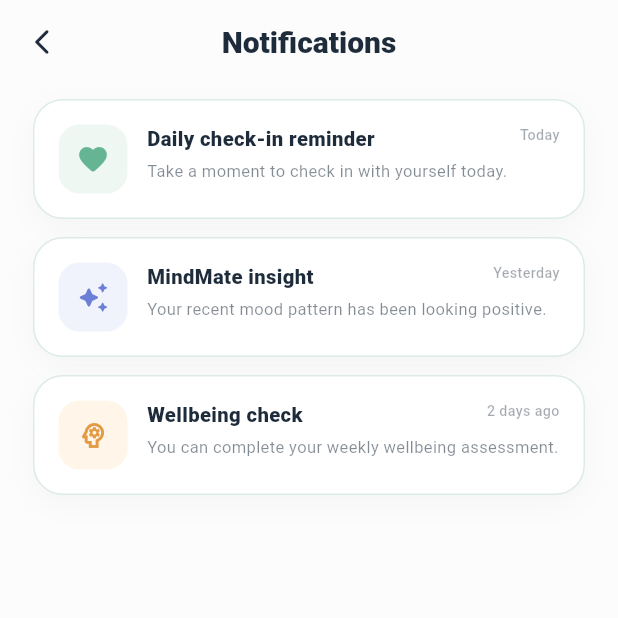
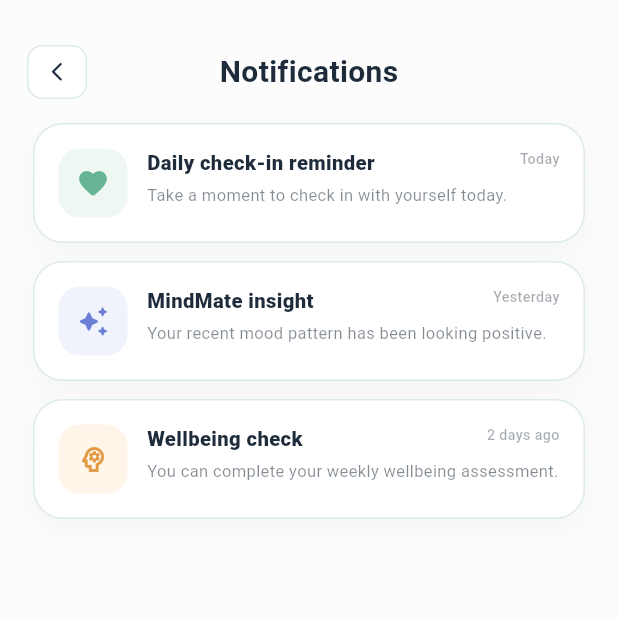
Before and after one commit to AmreenaAkhtar123/Final-year-project, a Flutter app: the screen it shows after launch, item 2 of the bottom bar chosen, after a tap on the "arrow back ios new" icon, after a tap on the "notifications none" icon, on a phone screen of 412 x 824 dp, the top half of it. Run offline on Flutter 3.47's test engine with Material 3 defaults, Android fonts, the phone set to English and light mode, and no system bars; our stand-ins replace audioplayers, camera, image_picker, shared_preferences; missing offline and left inert: record.

Commit message:
Updating and Fixing the Home Page

```diff
--- a/frontend/lib/screens/home_screen.dart
+++ b/frontend/lib/screens/home_screen.dart
@@ -825,9 +825,9 @@ class _HomeFeedState extends State<_HomeFeed> {
   }
 
   Widget _toolTile({
+    required IconData icon,
     required String title,
     required String subtitle,
-    required IconData icon,
     required Color iconColor,
     required Color background,
     required VoidCallback onTap,
@@ -854,8 +854,8 @@ class _HomeFeedState extends State<_HomeFeed> {
             ],
           ),
           child: Column(
-            crossAxisAlignment:
-            CrossAxisAlignment.start,
+            mainAxisAlignment: MainAxisAlignment.center,
+            crossAxisAlignment: CrossAxisAlignment.center,
             children: [
               Container(
                 width: 39,
@@ -871,14 +871,18 @@ class _HomeFeedState extends State<_HomeFeed> {
                 ),
               ),
 
-              const Spacer(),
+              const SizedBox(height: 12),
 
               Text(
                 title,
+                maxLines: 2,
+                textAlign: TextAlign.center,
+                overflow: TextOverflow.ellipsis,
                 style: const TextStyle(
                   color: AppColors.navy,
                   fontSize: 11.5,
                   fontWeight: FontWeight.w800,
+                  height: 1.1,
                 ),
               ),
 
@@ -887,10 +891,12 @@ class _HomeFeedState extends State<_HomeFeed> {
               Text(
                 subtitle,
                 maxLines: 1,
+                textAlign: TextAlign.center,
                 overflow: TextOverflow.ellipsis,
                 style: TextStyle(
                   color: AppColors.navy.withValues(alpha: 0.45),
                   fontSize: 8.2,
+                  height: 1.1,
                 ),
               ),
             ],
@@ -1212,12 +1218,12 @@ class _HomeFeedState extends State<_HomeFeed> {
         // ------------------------------------------------------
 
         GridView.count(
-          crossAxisCount: 4,
+          crossAxisCount: 3,
           shrinkWrap: true,
           physics: const NeverScrollableScrollPhysics(),
-          crossAxisSpacing: 7,
-          mainAxisSpacing: 7,
-          childAspectRatio: 0.78,
+          crossAxisSpacing: 9,
+          mainAxisSpacing: 9,
+          childAspectRatio: 0.93,
           children: [
             GestureDetector(
               onTap: () {
@@ -1402,38 +1408,43 @@ class _HomeFeedState extends State<_HomeFeed> {
     required String subtitle,
   }) {
     return Container(
-      padding: const EdgeInsets.symmetric(
-        horizontal: 5,
-        vertical: 8,
-      ),
+      padding: const EdgeInsets.all(12),
       decoration: BoxDecoration(
         color: Colors.white,
-        borderRadius: BorderRadius.circular(14),
+        borderRadius: BorderRadius.circular(19),
         border: Border.all(
           color: AppColors.borderMint,
         ),
+        boxShadow: [
+          BoxShadow(
+            color: AppColors.navy.withValues(alpha: 0.025),
+            blurRadius: 12,
+            offset: const Offset(0, 4),
+          ),
+        ],
       ),
       child: Column(
         mainAxisAlignment: MainAxisAlignment.center,
+        crossAxisAlignment: CrossAxisAlignment.center,
         children: [
           Container(
-            width: 32,
-            height: 32,
+            width: 39,
+            height: 39,
             decoration: BoxDecoration(
               color: AppColors.lightMint,
-              borderRadius: BorderRadius.circular(9),
+              borderRadius: BorderRadius.circular(12),
             ),
             child: Center(
               child: Text(
                 emoji,
                 style: const TextStyle(
-                  fontSize: 15,
+                  fontSize: 20,
                 ),
               ),
             ),
           ),
 
-          const SizedBox(height: 6),
+          const SizedBox(height: 12),
 
           Text(
             title,
@@ -1442,7 +1453,7 @@ class _HomeFeedState extends State<_HomeFeed> {
             overflow: TextOverflow.ellipsis,
             style: const TextStyle(
               color: AppColors.navy,
-              fontSize: 8.2,
+              fontSize: 9.5,
               fontWeight: FontWeight.w800,
               height: 1.1,
             ),
@@ -1452,12 +1463,12 @@ class _HomeFeedState extends State<_HomeFeed> {
 
           Text(
             subtitle,
-            maxLines: 2,
+            maxLines: 1,
             textAlign: TextAlign.center,
             overflow: TextOverflow.ellipsis,
             style: TextStyle(
-              color: AppColors.navy.withValues(alpha: 0.42),
-              fontSize: 6.5,
+              color: AppColors.navy.withValues(alpha: 0.45),
+              fontSize: 8.2,
               height: 1.1,
             ),
           ),
--- a/frontend/lib/screens/notifications_screen.dart
+++ b/frontend/lib/screens/notifications_screen.dart
@@ -12,32 +12,58 @@ class NotificationsScreen extends StatelessWidget {
     return Scaffold(
       backgroundColor: AppColors.background,
 
-      appBar: AppBar(
-        backgroundColor: AppColors.background,
-        elevation: 0,
-        surfaceTintColor: Colors.transparent,
-
-        leading: IconButton(
-          onPressed: () {
+      appBar: PreferredSize(
+        preferredSize: const Size.fromHeight(72),
+        child: Padding(
+          padding: const EdgeInsets.fromLTRB(18, 30, 18, 6),
+          child: Row(
+            children: [
+              Material(
+                color: Colors.transparent,
+                child: InkWell(
+                  onTap: () {
                     Navigator.pop(context);
                   },
-          icon: const Icon(
+                  borderRadius: BorderRadius.circular(10),
+                  child: Container(
+                    width: 40,
+                    height: 40,
+                    decoration: BoxDecoration(
+                      color: Colors.white,
+                      borderRadius: BorderRadius.circular(10),
+                      border: Border.all(
+                        color: AppColors.borderMint,
+                      ),
+                    ),
+                    child: const Icon(
                       Icons.arrow_back_ios_new_rounded,
                       color: AppColors.navy,
-            size: 20,
+                      size: 15,
+                    ),
+                  ),
                 ),
               ),
 
-        title: const Text(
+              const Expanded(
+                child: Center(
+                  child: Text(
                     'Notifications',
                     style: TextStyle(
                       color: AppColors.navy,
                       fontSize: 20,
-            fontWeight: FontWeight.w800,
+                      fontWeight: FontWeight.w700,
+                    ),
+                  ),
                 ),
               ),
 
-        centerTitle: true,
+              const SizedBox(
+                width: 40,
+                height: 40,
+              ),
+            ],
+          ),
+        ),
       ),
 
       body: ListView(
```
Lines whose indentation alone changed are shown as unchanged.
